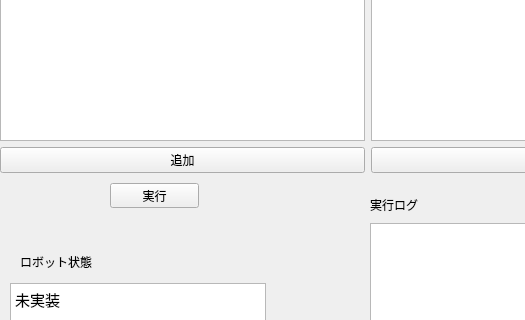
Old version of the form crane_simple_ai/src/qt_form.ui in the repository ibis-ssl/crane; both pictures show x 0 to 525 and y 257 to 577 of the 760 by 713 pixel window.
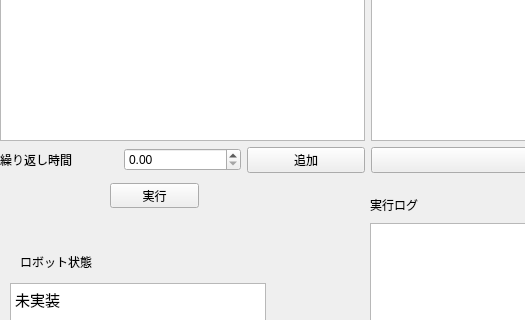
New version of the form.

Commit message: Skillの時間内リトライ機能を追加

```diff
--- a/crane_simple_ai/src/qt_form.ui
+++ b/crane_simple_ai/src/qt_form.ui
@@ -184,11 +184,25 @@
           </widget>
          </item>
          <item>
+          <layout class="QHBoxLayout" name="horizontalLayout">
+           <item>
+            <widget class="QLabel" name="label">
+             <property name="text">
+              <string>繰り返し時間</string>
+             </property>
+            </widget>
+           </item>
+           <item>
+            <widget class="QDoubleSpinBox" name="continuousTimeDoubleSpinBox"/>
+           </item>
+           <item>
           <widget class="QPushButton" name="commandAddPushButton">
            <property name="text">
             <string>追加</string>
            </property>
           </widget>
+           </item>
+          </layout>
          </item>
         </layout>
        </item>
```
Lines whose indentation alone changed are shown as unchanged. The commit also changes 2 other files.
